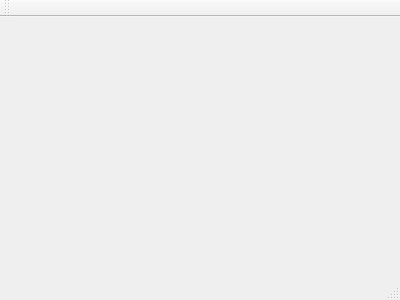
Qt form src/mainwindow.ui (mkotzjan/PictureManager) before a commit.
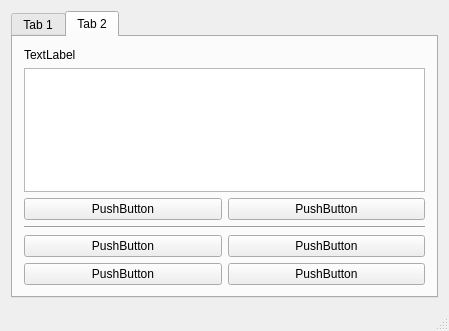
The same form after that commit. The open tabs and pages were chosen to show the change.

```diff
--- a/src/mainwindow.ui
+++ b/src/mainwindow.ui
@@ -1,24 +1,147 @@
 <ui version="4.0">
  <class>MainWindow</class>
- <widget class="QMainWindow" name="MainWindow" >
-  <property name="geometry" >
+ <widget class="QMainWindow" name="MainWindow">
+  <property name="geometry">
    <rect>
     <x>0</x>
     <y>0</y>
-    <width>400</width>
-    <height>300</height>
+    <width>449</width>
+    <height>331</height>
    </rect>
   </property>
   <property name="windowTitle" >
    <string>MainWindow</string>
   </property>
-  <widget class="QMenuBar" name="menuBar" />
-  <widget class="QToolBar" name="mainToolBar" />
-  <widget class="QWidget" name="centralWidget" />
-  <widget class="QStatusBar" name="statusBar" />
+  <widget class="QWidget" name="centralWidget">
+   <layout class="QVBoxLayout" name="verticalLayout">
+    <item>
+     <widget class="QTabWidget" name="tabWidget">
+      <property name="currentIndex">
+       <number>0</number>
+      </property>
+      <widget class="QWidget" name="tab">
+       <attribute name="title">
+        <string>Tab 1</string>
+       </attribute>
+       <layout class="QVBoxLayout" name="verticalLayout_3">
+        <item>
+         <layout class="QHBoxLayout" name="horizontalLayout_2">
+          <item>
+           <widget class="QLineEdit" name="lineEdit_2"/>
+          </item>
+          <item>
+           <widget class="QToolButton" name="toolButton_2">
+            <property name="text">
+             <string>...</string>
+            </property>
+           </widget>
+          </item>
+         </layout>
+        </item>
+        <item>
+         <layout class="QHBoxLayout" name="horizontalLayout">
+          <item>
+           <widget class="QLineEdit" name="lineEdit"/>
+          </item>
+          <item>
+           <widget class="QToolButton" name="toolButton">
+            <property name="text">
+             <string>...</string>
+            </property>
+           </widget>
+          </item>
+         </layout>
+        </item>
+        <item>
+         <widget class="QProgressBar" name="progressBar">
+          <property name="value">
+           <number>24</number>
+          </property>
+         </widget>
+        </item>
+       </layout>
+      </widget>
+      <widget class="QWidget" name="tab_2">
+       <attribute name="title">
+        <string>Tab 2</string>
+       </attribute>
+       <layout class="QVBoxLayout" name="verticalLayout_2">
+        <item>
+         <widget class="QLabel" name="label">
+          <property name="text">
+           <string>TextLabel</string>
+          </property>
+         </widget>
+        </item>
+        <item>
+         <widget class="QTreeView" name="treeView"/>
+        </item>
+        <item>
+         <layout class="QHBoxLayout" name="horizontalLayout_3">
+          <item>
+           <widget class="QPushButton" name="pushButton">
+            <property name="text">
+             <string>PushButton</string>
+            </property>
+           </widget>
+          </item>
+          <item>
+           <widget class="QPushButton" name="pushButton_2">
+            <property name="text">
+             <string>PushButton</string>
+            </property>
+           </widget>
+          </item>
+         </layout>
+        </item>
+        <item>
+         <widget class="Line" name="line">
+          <property name="orientation">
+           <enum>Qt::Horizontal</enum>
+          </property>
+         </widget>
+        </item>
+        <item>
+         <layout class="QGridLayout" name="gridLayout">
+          <item row="0" column="0">
+           <widget class="QPushButton" name="pushButton_3">
+            <property name="text">
+             <string>PushButton</string>
+            </property>
+           </widget>
+          </item>
+          <item row="0" column="1">
+           <widget class="QPushButton" name="pushButton_4">
+            <property name="text">
+             <string>PushButton</string>
+            </property>
+           </widget>
+          </item>
+          <item row="1" column="0">
+           <widget class="QPushButton" name="pushButton_5">
+            <property name="text">
+             <string>PushButton</string>
+            </property>
+           </widget>
+          </item>
+          <item row="1" column="1">
+           <widget class="QPushButton" name="pushButton_6">
+            <property name="text">
+             <string>PushButton</string>
+            </property>
+           </widget>
+          </item>
+         </layout>
+        </item>
+       </layout>
+      </widget>
+     </widget>
+    </item>
+   </layout>
+  </widget>
+  <widget class="QStatusBar" name="statusBar"/>
  </widget>
- <layoutDefault spacing="6" margin="11" />
- <pixmapfunction></pixmapfunction>
+ <layoutdefault spacing="6" margin="11"/>
  <resources/>
  <connections/>
 </ui>
```
Left out of the diff: 5 changed lines with no effect on the pictures.
